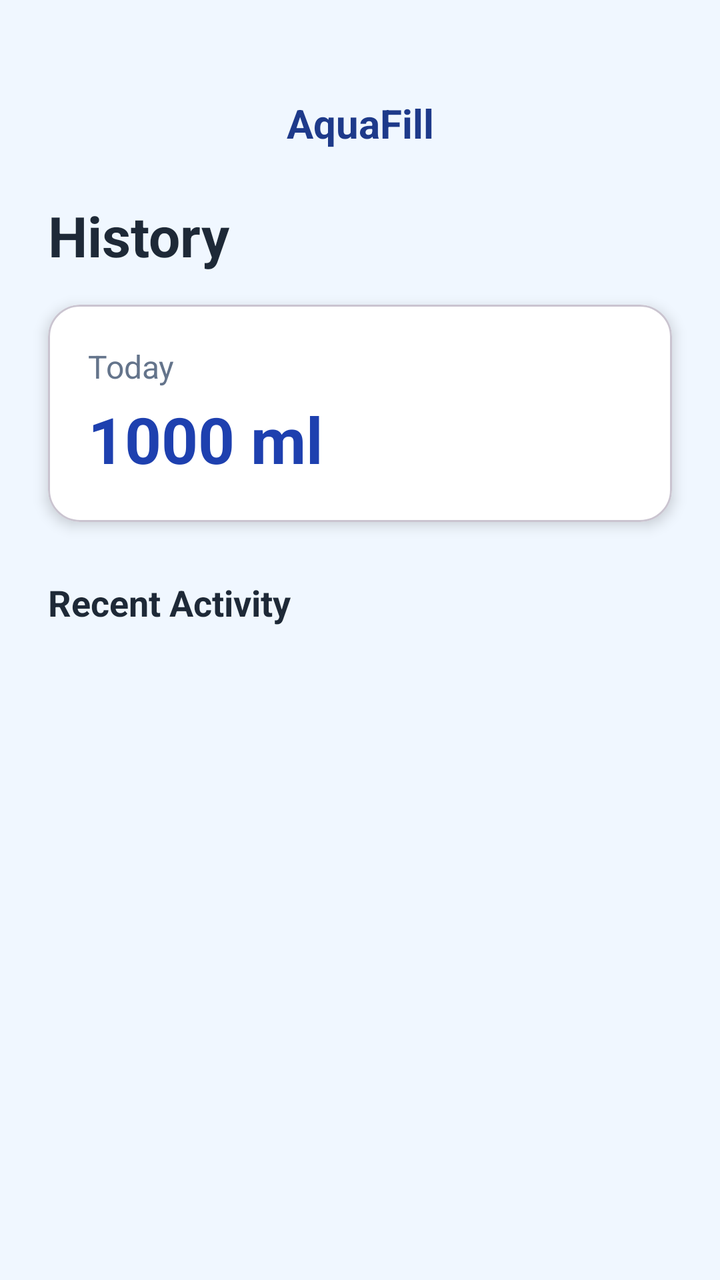
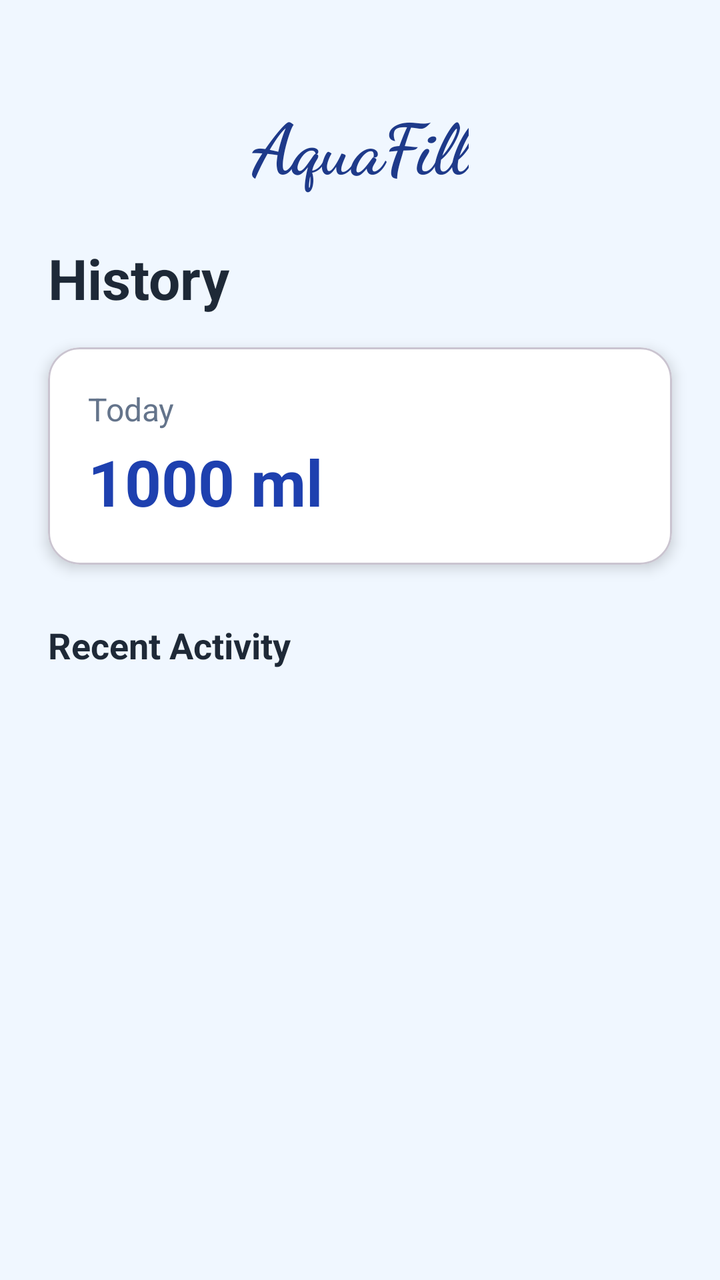

Screens rendered from an Android XML layout before and after an edit, with the pre-edit source and the edit as a unified diff.
<!-- AndroidManifest.xml: application theme Theme.WaterReminder -->
<!-- res/layout/activity_history.xml -->
<?xml version="1.0" encoding="utf-8"?>
<androidx.constraintlayout.widget.ConstraintLayout xmlns:android="http://schemas.android.com/apk/res/android"
    xmlns:app="http://schemas.android.com/apk/res-auto"
    xmlns:tools="http://schemas.android.com/tools"
    android:layout_width="match_parent"
    android:layout_height="match_parent"
    android:background="#F0F7FF"
    tools:context=".History">

    
    <TextView
        android:id="@+id/tvAppName"
        android:layout_width="wrap_content"
        android:layout_height="wrap_content"
        android:text="AquaFill"
        android:textSize="20sp"
        android:textStyle="bold"
        android:textColor="#1E3A8A"
        app:layout_constraintTop_toTopOf="parent"
        app:layout_constraintStart_toStartOf="parent"
        app:layout_constraintEnd_toEndOf="parent"
        android:layout_marginTop="48dp" />

    
    <TextView
        android:id="@+id/tvHistoryTitle"
        android:layout_width="wrap_content"
        android:layout_height="wrap_content"
        android:text="History"
        android:textSize="28sp"
        android:textStyle="bold"
        android:textColor="#1E2937"
        app:layout_constraintTop_toBottomOf="@id/tvAppName"
        app:layout_constraintStart_toStartOf="parent"
        android:layout_marginStart="24dp"
        android:layout_marginTop="24dp" />

    
    <com.google.android.material.card.MaterialCardView
        android:id="@+id/cardSummary"
        android:layout_width="0dp"
        android:layout_height="wrap_content"
        android:layout_marginHorizontal="24dp"
        android:layout_marginTop="16dp"
        app:cardCornerRadius="16dp"
        app:cardElevation="4dp"
        app:cardBackgroundColor="#FFFFFF"
        app:layout_constraintTop_toBottomOf="@id/tvHistoryTitle"
        app:layout_constraintStart_toStartOf="parent"
        app:layout_constraintEnd_toEndOf="parent">

        <LinearLayout
            android:layout_width="match_parent"
            android:layout_height="wrap_content"
            android:orientation="vertical"
            android:padding="20dp">

            <TextView
                android:layout_width="wrap_content"
                android:layout_height="wrap_content"
                android:text="Today"
                android:textSize="16sp"
                android:textColor="#64748B" />

            <TextView
                android:id="@+id/tvTodayIntake"
                android:layout_width="wrap_content"
                android:layout_height="wrap_content"
                android:text="1000 ml"
                android:textSize="32sp"
                android:textStyle="bold"
                android:textColor="#1E40AF"
                android:layout_marginTop="4dp" />

        </LinearLayout>
    </com.google.android.material.card.MaterialCardView>

    
    <TextView
        android:id="@+id/tvRecent"
        android:layout_width="wrap_content"
        android:layout_height="wrap_content"
        android:text="Recent Activity"
        android:textSize="18sp"
        android:textStyle="bold"
        android:textColor="#1E2937"
        app:layout_constraintTop_toBottomOf="@id/cardSummary"
        app:layout_constraintStart_toStartOf="parent"
        android:layout_marginStart="24dp"
        android:layout_marginTop="28dp" />

    
    <androidx.recyclerview.widget.RecyclerView
        android:id="@+id/recyclerHistory"
        android:layout_width="0dp"
        android:layout_height="0dp"
        android:layout_marginTop="12dp"
        android:paddingHorizontal="16dp"
        android:clipToPadding="false"
        app:layoutManager="androidx.recyclerview.widget.LinearLayoutManager"
        app:layout_constraintTop_toBottomOf="@id/tvRecent"
        app:layout_constraintBottom_toBottomOf="parent"
        app:layout_constraintStart_toStartOf="parent"
        app:layout_constraintEnd_toEndOf="parent" />

    
    <LinearLayout
        android:id="@+id/emptyStateLayout"
        android:layout_width="wrap_content"
        android:layout_height="wrap_content"
        android:orientation="vertical"
        android:gravity="center"
        android:visibility="gone"
        app:layout_constraintTop_toTopOf="parent"
        app:layout_constraintBottom_toBottomOf="parent"
        app:layout_constraintStart_toStartOf="parent"
        app:layout_constraintEnd_toEndOf="parent">

        <ImageView
            android:layout_width="100dp"
            android:layout_height="100dp"
            android:alpha="0.7"/>

        <TextView
            android:layout_width="wrap_content"
            android:layout_height="wrap_content"
            android:text="No records yet"
            android:textSize="18sp"
            android:textColor="#64748B"
            android:textStyle="bold"
            android:layout_marginTop="16dp"/>

        <TextView
            android:layout_width="wrap_content"
            android:layout_height="wrap_content"
            android:text="Your water intake history will appear here"
            android:textSize="14sp"
            android:textColor="#94A3B8"
            android:layout_marginTop="8dp"
            android:gravity="center"/>
    </LinearLayout>

</androidx.constraintlayout.widget.ConstraintLayout>
<!-- resources referenced by this layout -->
<resources>
  <style name="Theme.WaterReminder" parent="Base.Theme.WaterReminder" />
  <style name="Base.Theme.WaterReminder" parent="Theme.Material3.DayNight.NoActionBar">
          
          
      </style>
</resources>

<!-- the commit's change to res/layout/activity_history.xml (unified diff, before → after) -->
@@ -13,7 +13,8 @@
         android:layout_width="wrap_content"
         android:layout_height="wrap_content"
         android:text="AquaFill"
-        android:textSize="20sp"
+        android:textSize="35sp"
+        android:fontFamily="cursive"
         android:textStyle="bold"
         android:textColor="#1E3A8A"
         app:layout_constraintTop_toTopOf="parent"
